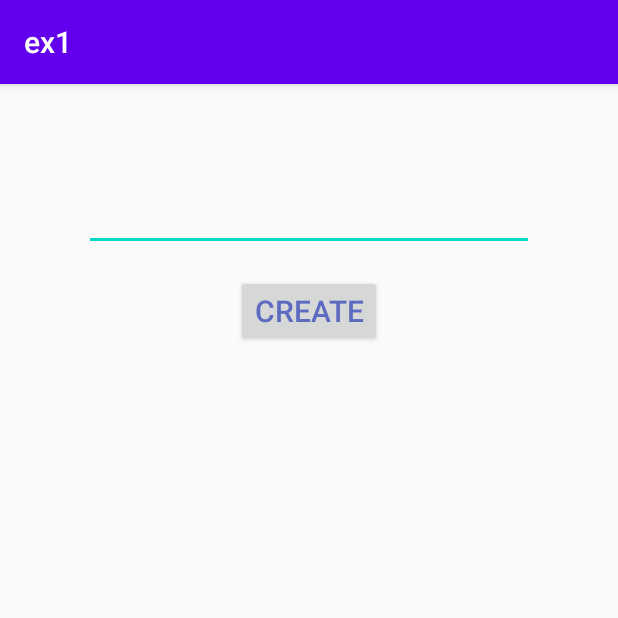
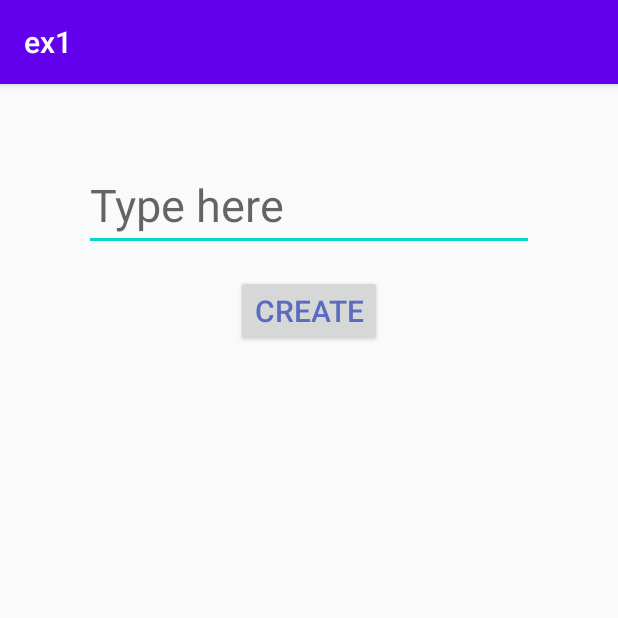
Before and after one commit to RotemShavit/ex1, an Android app: the screen it shows after launch (MainActivity), on a phone screen of 412 x 824 dp, the top half of it. Run offline under Robolectric (Android 15) with nearby library versions, the phone set to English and light mode, and no system bars.

Commit message:
added hint to EditText

```diff
--- a/app/src/main/res/layout/activity_main.xml
+++ b/app/src/main/res/layout/activity_main.xml
@@ -13,6 +13,7 @@
         android:layout_marginTop="50dp"
         android:textSize="30sp"
         android:inputType="text"
+        android:hint="Type here"
         app:layout_constraintLeft_toLeftOf="parent"
         app:layout_constraintRight_toRightOf="parent"
         app:layout_constraintTop_toTopOf="parent" />
```
